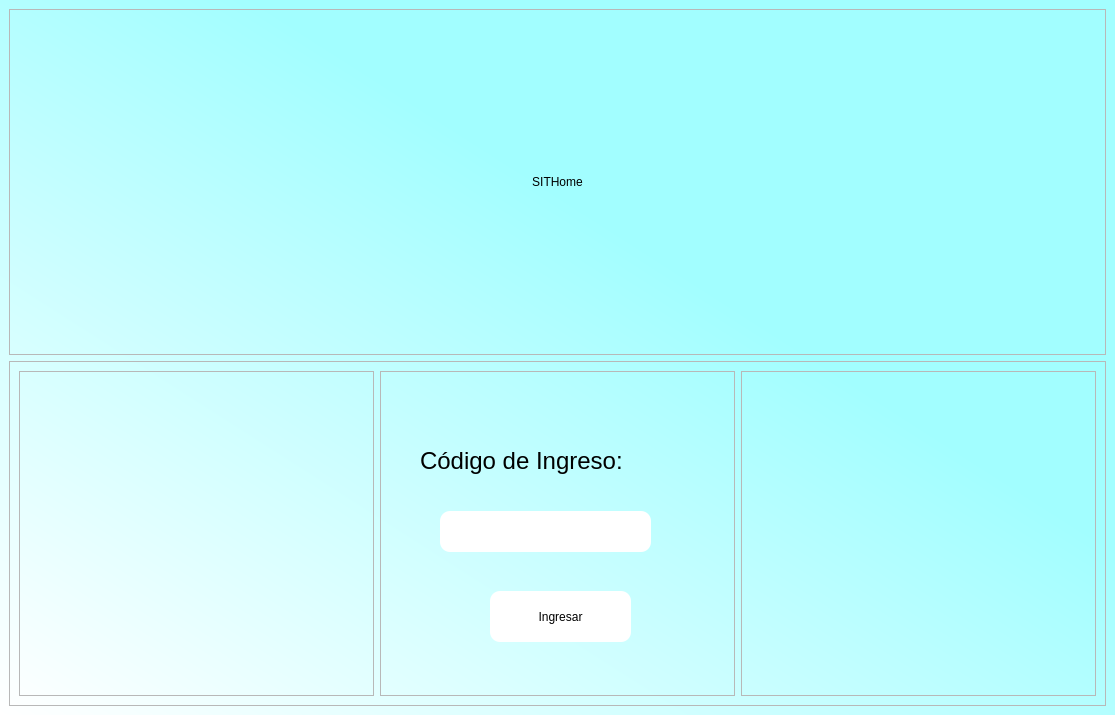
Before: the Qt Designer form interfaces/SITHome_Home.ui in Geo18G/SITHome, drawn with Qt 5.
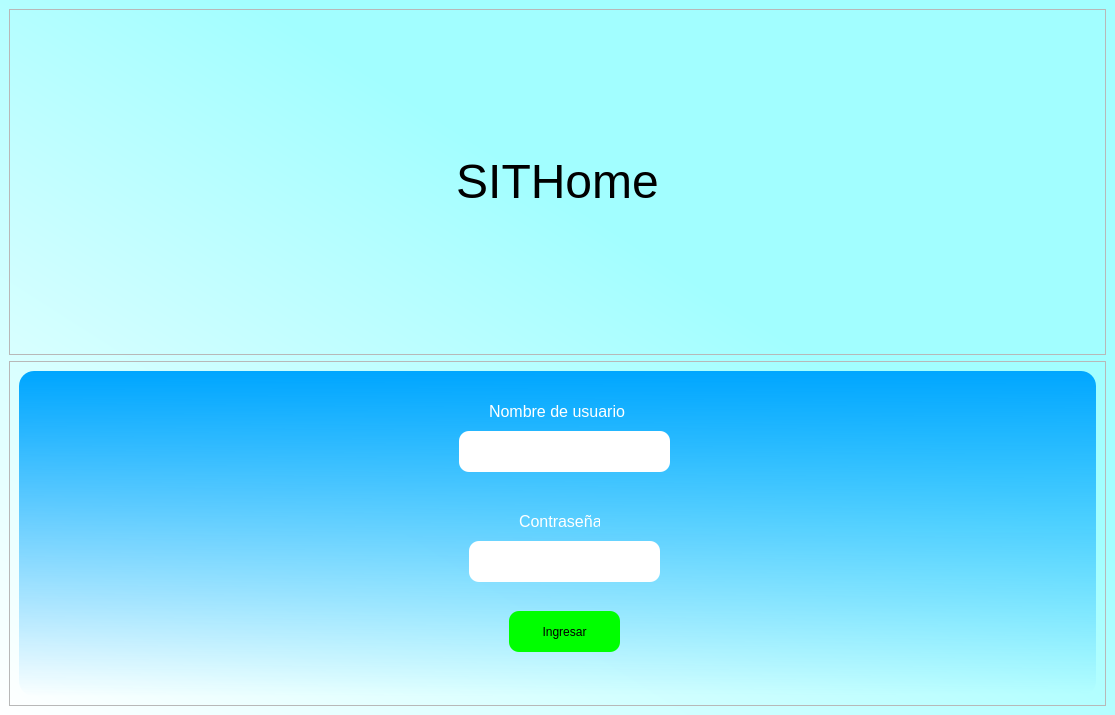
After: the same form once the commit is applied.

Diff of the .ui file:
```diff
--- a/interfaces/SITHome_Home.ui
+++ b/interfaces/SITHome_Home.ui
@@ -52,7 +52,7 @@
 </string>
          </property>
          <property name="text">
-          <string>&lt;html&gt;&lt;head/&gt;&lt;body&gt;&lt;p align=&quot;center&quot;&gt;SITHome&lt;/p&gt;&lt;/body&gt;&lt;/html&gt;</string>
+          <string>&lt;html&gt;&lt;head/&gt;&lt;body&gt;&lt;p align=&quot;center&quot;&gt;&lt;span style=&quot; font-size:36pt;&quot;&gt;SITHome&lt;/span&gt;&lt;/p&gt;&lt;/body&gt;&lt;/html&gt;</string>
          </property>
         </widget>
        </item>
@@ -71,20 +71,12 @@
        <enum>QFrame::Raised</enum>
       </property>
       <layout class="QHBoxLayout" name="horizontalLayout">
-       <item>
-        <widget class="QFrame" name="frame_3">
-         <property name="frameShape">
-          <enum>QFrame::StyledPanel</enum>
-         </property>
-         <property name="frameShadow">
-          <enum>QFrame::Raised</enum>
-         </property>
-        </widget>
-       </item>
        <item>
         <widget class="QFrame" name="frame_4">
          <property name="styleSheet">
-          <string notr="true"/>
+          <string notr="true">background-color: qlineargradient(spread:pad, x1:0.493, y1:0, x2:0.502, y2:1, stop:0 rgba(0, 166, 255, 255), stop:1 rgba(162, 254, 255, 0));
+border-radius: 15px;
+</string>
          </property>
          <property name="frameShape">
           <enum>QFrame::StyledPanel</enum>
@@ -95,10 +87,10 @@
          <widget class="QPushButton" name="login">
           <property name="geometry">
            <rect>
-            <x>110</x>
-            <y>220</y>
-            <width>141</width>
-            <height>51</height>
+            <x>490</x>
+            <y>240</y>
+            <width>111</width>
+            <height>41</height>
            </rect>
           </property>
           <property name="cursor">
@@ -106,7 +98,7 @@
           </property>
           <property name="styleSheet">
            <string notr="true">border-radius: 10px;
-background-color: white;
+background-color: rgb(0, 255, 0);
 border: None;</string>
           </property>
           <property name="text">
@@ -119,9 +111,9 @@
          <widget class="QLineEdit" name="loginCode">
           <property name="geometry">
            <rect>
-            <x>60</x>
-            <y>140</y>
-            <width>211</width>
+            <x>450</x>
+            <y>170</y>
+            <width>191</width>
             <height>41</height>
            </rect>
           </property>
@@ -129,7 +121,7 @@
            <string notr="true">border-radius: 10px;
 border: none;
 font: 24px;
-</string>
+background-color: white;</string>
           </property>
           <property name="maxLength">
            <number>6</number>
@@ -144,31 +136,64 @@
          <widget class="QLabel" name="label_2">
           <property name="geometry">
            <rect>
-            <x>40</x>
-            <y>70</y>
-            <width>271</width>
+            <x>500</x>
+            <y>130</y>
+            <width>81</width>
             <height>41</height>
            </rect>
           </property>
           <property name="styleSheet">
            <string notr="true">font: 24pt &quot;MS shell Dlg 2&quot;;
-
-</string>
+background-color: none;
+color: white;</string>
           </property>
           <property name="text">
-           <string>&lt;html&gt;&lt;head/&gt;&lt;body&gt;&lt;p&gt;&lt;span style=&quot; font-size:18pt;&quot;&gt;Código de Ingreso:&lt;/span&gt;&lt;/p&gt;&lt;/body&gt;&lt;/html&gt;</string>
+           <string>&lt;html&gt;&lt;head/&gt;&lt;body&gt;&lt;p&gt;&lt;span style=&quot; font-size:12pt;&quot;&gt;Contraseña&lt;/span&gt;&lt;/p&gt;&lt;/body&gt;&lt;/html&gt;</string>
           </property>
          </widget>
-        </widget>
-       </item>
-       <item>
-        <widget class="QFrame" name="frame_5">
-         <property name="frameShape">
-          <enum>QFrame::StyledPanel</enum>
-         </property>
-         <property name="frameShadow">
-          <enum>QFrame::Raised</enum>
-         </property>
+         <widget class="QLineEdit" name="loginCode_2">
+          <property name="geometry">
+           <rect>
+            <x>440</x>
+            <y>60</y>
+            <width>211</width>
+            <height>41</height>
+           </rect>
+          </property>
+          <property name="styleSheet">
+           <string notr="true">border-radius: 10px;
+border: none;
+font: 24px;
+background-color: white;</string>
+          </property>
+          <property name="maxLength">
+           <number>6</number>
+          </property>
+          <property name="echoMode">
+           <enum>QLineEdit::Normal</enum>
+          </property>
+          <property name="alignment">
+           <set>Qt::AlignCenter</set>
+          </property>
+         </widget>
+         <widget class="QLabel" name="label_3">
+          <property name="geometry">
+           <rect>
+            <x>470</x>
+            <y>20</y>
+            <width>141</width>
+            <height>41</height>
+           </rect>
+          </property>
+          <property name="styleSheet">
+           <string notr="true">font: 24pt &quot;MS shell Dlg 2&quot;;
+background-color: none;
+color: white;</string>
+          </property>
+          <property name="text">
+           <string>&lt;html&gt;&lt;head/&gt;&lt;body&gt;&lt;p&gt;&lt;span style=&quot; font-size:12pt;&quot;&gt;Nombre de usuario&lt;/span&gt;&lt;/p&gt;&lt;/body&gt;&lt;/html&gt;</string>
+          </property>
+         </widget>
         </widget>
        </item>
       </layout>
```
Left out of the diff: 12 changed lines with no effect on the pictures.
